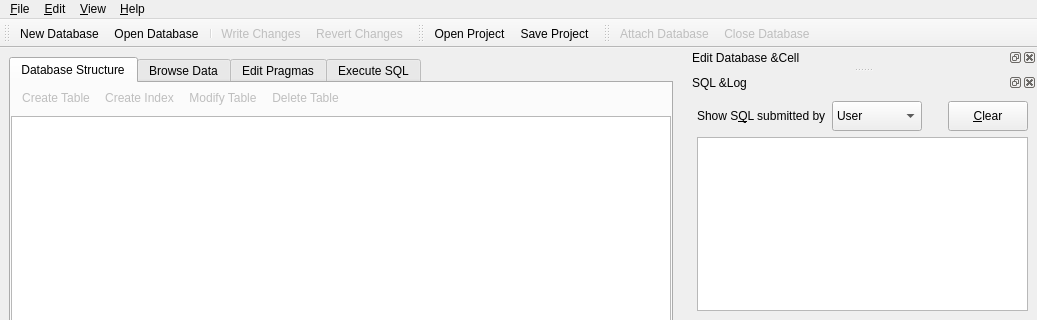
First picture: the form in src/MainWindow.ui, repository sqlitebrowser/sqlitebrowser, before the edit; both pictures show x 0 to 1037 and y 0 to 320 of the 1037 by 630 pixel window.
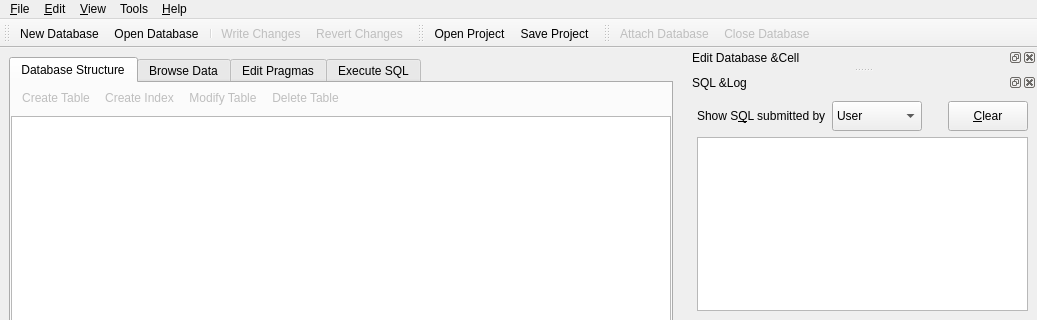
Second picture: the form after the edit. Icons and pictures are not drawn. Custom widgets are drawn as their Qt base class.

Commit message:
Menu bar restructured so it follows a more standard layout
- Some actions not directly related to file operations over databases or
projects have been moved from "File" to a new "Tools" top-level menu entry.
Future tools can be added here.
- Preferences moved from "View" to "Edit" (MacOS is supposed to still have
it in the application menu).

See issue #1434

Patch:
```diff
--- a/src/MainWindow.ui
+++ b/src/MainWindow.ui
@@ -962,9 +962,19 @@
     <addaction name="actionBug_report"/>
     <addaction name="helpAboutAction"/>
    </widget>
+   <widget class="QMenu" name="menuTools">
+    <property name="title">
+     <string>Tools</string>
+    </property>
+    <addaction name="fileCompactAction"/>
+    <addaction name="actionEncryption"/>
+    <addaction name="separator"/>
+    <addaction name="actionLoadExtension"/>
+   </widget>
    <addaction name="fileMenu"/>
    <addaction name="editMenu"/>
    <addaction name="viewMenu"/>
+   <addaction name="menuTools"/>
    <addaction name="helpMenu"/>
   </widget>
   <widget class="QStatusBar" name="statusbar"/>
```
Left out of the diff: 8 changed lines with no effect on the pictures.
